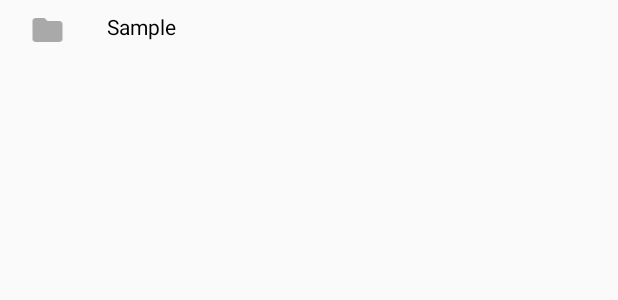
After one commit to ayushdubey003/VideoPlayer, an Android app: the layout list_items.xml on its own in the app's theme, with its tools: preview values and no code run, on a phone screen of 412 x 824 dp. The commit adds this screen. Shown: the top 300 px of the screen. Run offline under Robolectric (Android 15) with nearby library versions, the phone set to English and light mode, and no system bars.

Commit message:
Add ListView Description

```diff
--- a/app/src/main/java/com/ayush/videoplayer/MainActivity.java
+++ b/app/src/main/java/com/ayush/videoplayer/MainActivity.java
@@ -53,7 +53,9 @@ public class MainActivity extends AppCompatActivity {
                 return;
             } else if (file[i].toString().charAt(0) == '.')
                 return;
-            else if (file[i].toString().endsWith(".mp4") || file[i].toString().endsWith(".mkv")) {
+            else if (file[i].toString().endsWith(".mp4") ||
+                    file[i].toString().endsWith(".mkv") ||
+                    file[i].toString().endsWith(".flv")) {
                 arrayList.add(file[i]);
                 Log.e("this", "" + file[i]);
             } else if (file[i].isDirectory()) {
--- /dev/null
+++ b/app/src/main/res/drawable/ic_folder_black_24dp.xml
@@ -0,0 +1,5 @@
+<vector android:height="24dp" android:tint="#A9A9A9"
+    android:viewportHeight="24.0" android:viewportWidth="24.0"
+    android:width="24dp" xmlns:android="http://schemas.android.com/apk/res/android">
+    <path android:fillColor="#FF000000" android:pathData="M10,4H4c-1.1,0 -1.99,0.9 -1.99,2L2,18c0,1.1 0.9,2 2,2h16c1.1,0 2,-0.9 2,-2V8c0,-1.1 -0.9,-2 -2,-2h-8l-2,-2z"/>
+</vector>
--- /dev/null
+++ b/app/src/main/res/layout/list_items.xml
@@ -0,0 +1,27 @@
+<?xml version="1.0" encoding="utf-8"?>
+<LinearLayout xmlns:android="http://schemas.android.com/apk/res/android"
+    xmlns:tools="http://schemas.android.com/tools"
+    android:layout_width="match_parent"
+    android:layout_height="match_parent"
+    android:orientation="vertical">
+
+    <LinearLayout
+        android:layout_width="match_parent"
+        android:layout_height="wrap_content">
+
+        <ImageView
+            android:layout_width="0dp"
+            android:layout_height="wrap_content"
+            android:layout_margin="8dp"
+            android:layout_weight="1"
+            android:src="@drawable/ic_folder_black_24dp" />
+
+        <TextView
+            android:layout_width="0dp"
+            android:layout_height="wrap_content"
+            android:layout_margin="8dp"
+            android:layout_weight="7"
+            android:textColor="#000000"
+            tools:text="Sample" />
+    </LinearLayout>
+</LinearLayout>
```
Also changed, not shown: app/src/main/res/layout/activity_main.xml (+4 -11 lines).
